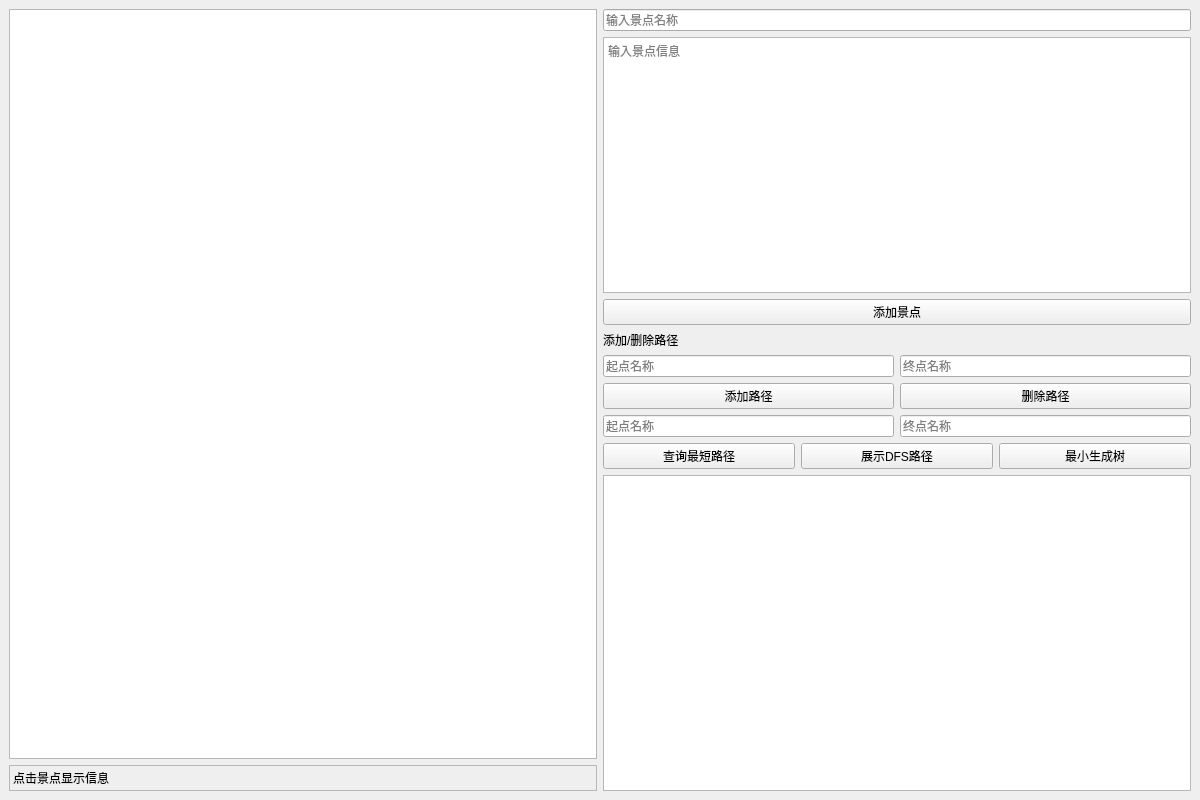
Above: mainwindow.ui from HuanPP/qt_CampusTourGuide before the change. Below: the same form after it.
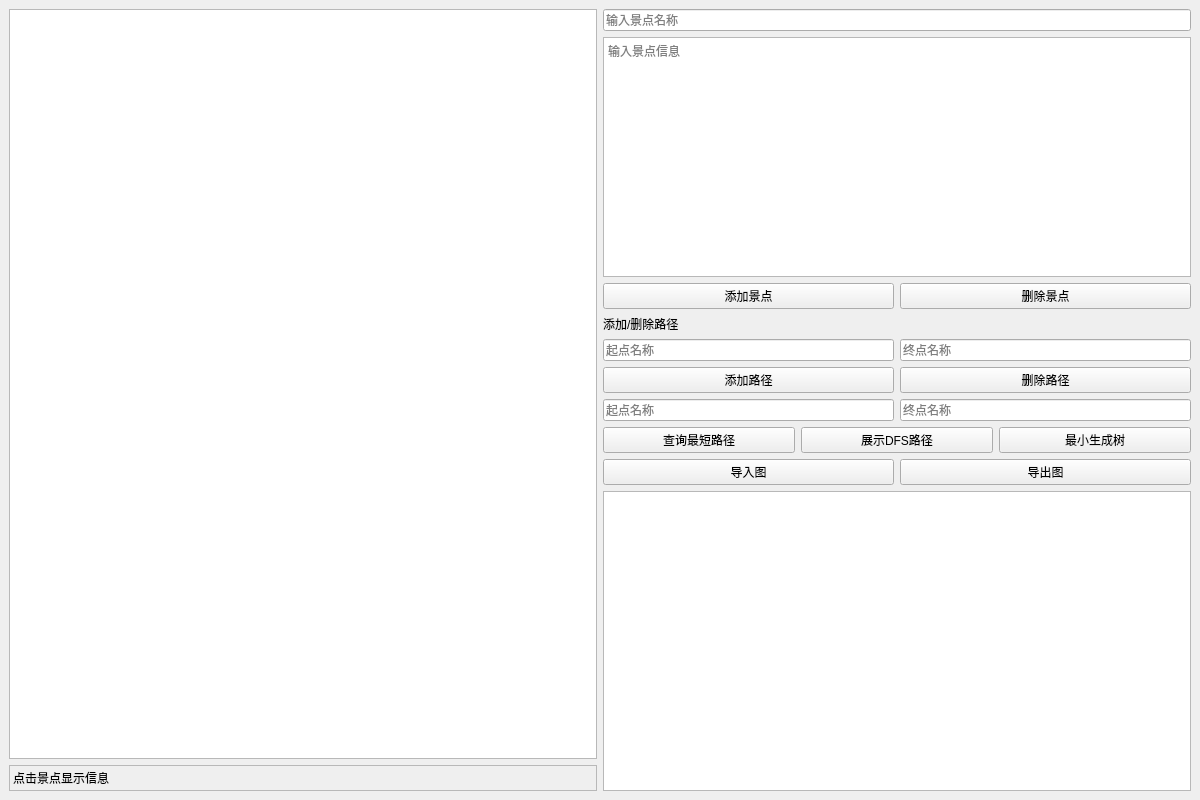
That is the form after the change.

```diff
--- a/mainwindow.ui
+++ b/mainwindow.ui
@@ -65,12 +65,23 @@
          </widget>
         </item>
         <item>
+         <layout class="QHBoxLayout" name="addDeleteNodeLayout">
+          <item>
          <widget class="QPushButton" name="addNodeButton">
           <property name="text">
            <string>添加景点</string>
           </property>
          </widget>
         </item>
+          <item>
+           <widget class="QPushButton" name="deleteNodeButton">
+            <property name="text">
+             <string>删除景点</string>
+            </property>
+           </widget>
+          </item>
+         </layout>
+        </item>
        </layout>
       </item>
       <item>
@@ -165,6 +176,25 @@
         </item>
        </layout>
       </item>
+      <item>
+       <!-- 导入/导出图 -->
+       <layout class="QHBoxLayout" name="importExportLayout">
+        <item>
+         <widget class="QPushButton" name="importGraphButton">
+          <property name="text">
+           <string>导入图</string>
+          </property>
+         </widget>
+        </item>
+        <item>
+         <widget class="QPushButton" name="exportGraphButton">
+          <property name="text">
+           <string>导出图</string>
+          </property>
+         </widget>
+        </item>
+       </layout>
+      </item>
       <item>
        <!-- 输出显示 -->
        <widget class="QTextEdit" name="outputDisplay">
```
Lines whose indentation alone changed are shown as unchanged.
